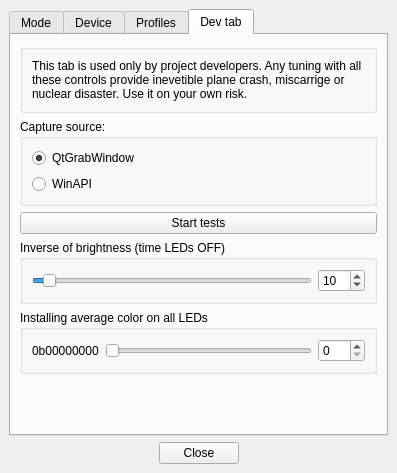
The window that Software/src/mainwindow.ui (Atarity/Lightpack) describes before a commit, drawn with Qt 5.
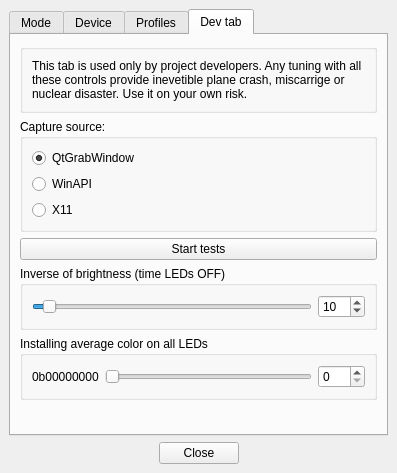
The same window after the commit. The open tabs and pages were chosen to show the change. Icons and pictures are not drawn. Custom widgets are drawn as their Qt base class.

Diff of the .ui file:
```diff
--- a/Software/src/mainwindow.ui
+++ b/Software/src/mainwindow.ui
@@ -1269,6 +1269,13 @@
              </property>
             </widget>
            </item>
+           <item>
+            <widget class="QRadioButton" name="radioButton_GrabX11">
+             <property name="text">
+              <string>X11</string>
+             </property>
+            </widget>
+           </item>
           </layout>
          </widget>
         </item>
```
Left out of the diff: 2 changed lines with no effect on the pictures.
